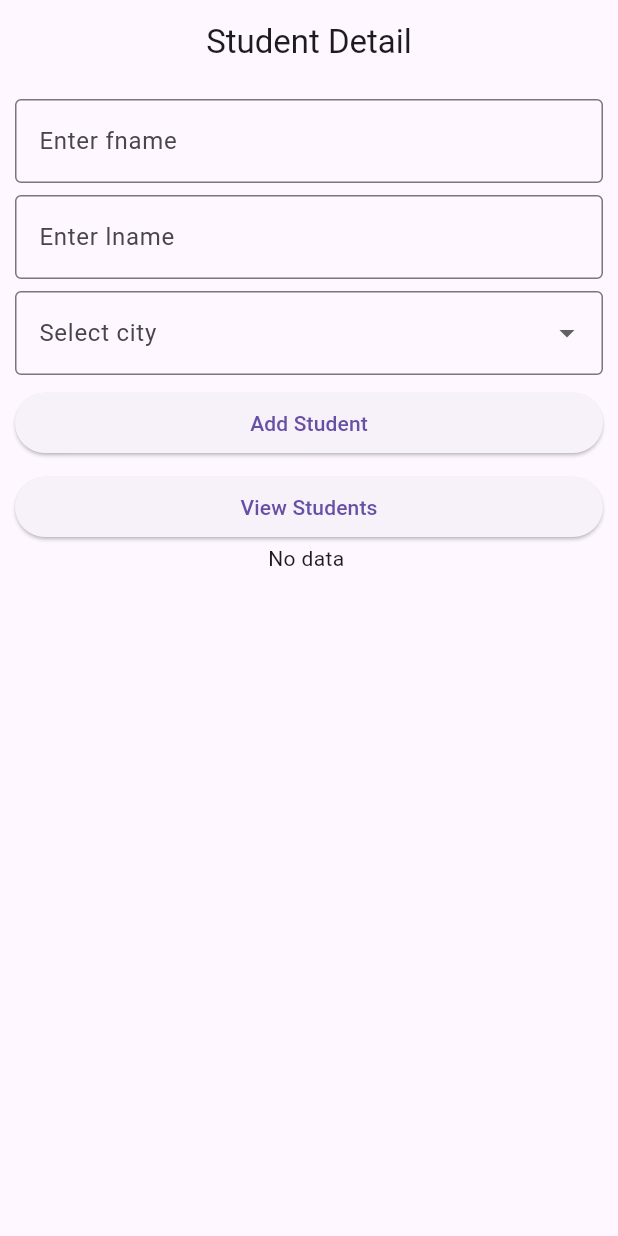
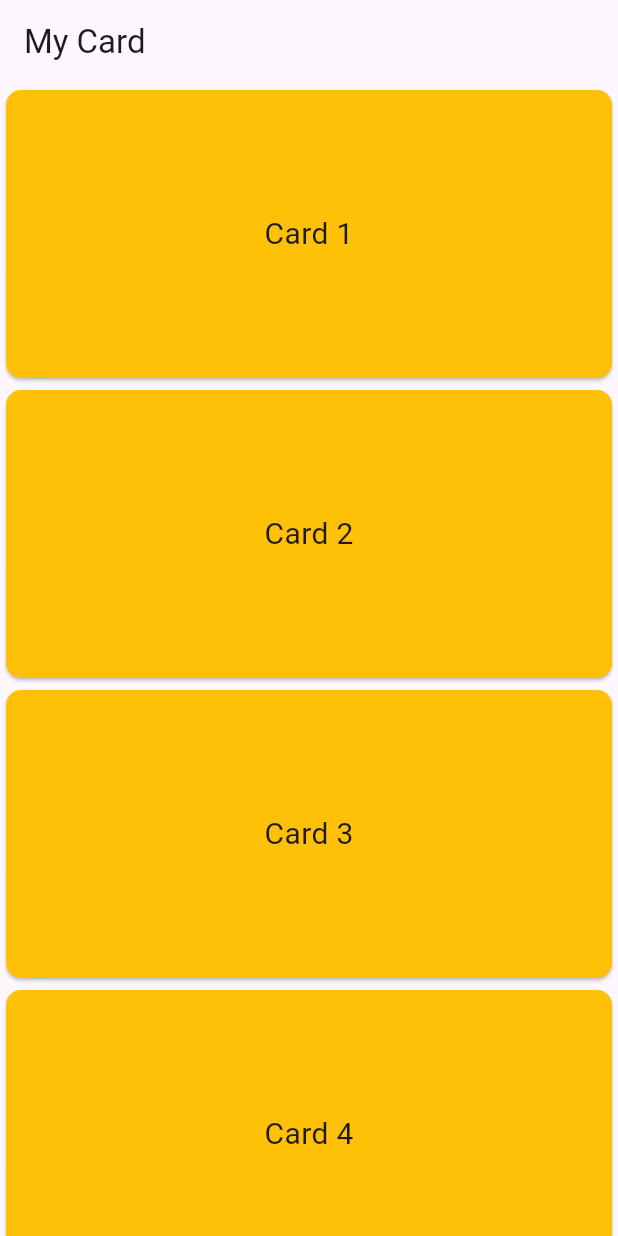
Before and after one commit to Rohankc073/FlutterClasswork, a Flutter app: the screen it shows after launch, on a phone screen of 412 x 824 dp. Run offline on Flutter 3.47's test engine with Material 3 defaults, Android fonts, the phone set to English and light mode, and no system bars.

Commit message:
Class Work

```diff
--- a/lib/app.dart
+++ b/lib/app.dart
@@ -1,21 +1,17 @@
 import 'package:flutter/material.dart';
-import 'package:project_flutter/view/student_detail_view.dart';
-import 'package:project_flutter/view/student_output_view.dart';
+import 'package:project_flutter/view/card_view.dart';
+import 'package:project_flutter/view/dynamic_card_view.dart';
+// import 'package:project_flutter/view/grid_view.dart';
 
 class MyApp extends StatelessWidget {
   const MyApp({super.key});
 
   @override
   Widget build(BuildContext context) {
-    return MaterialApp(
-      debugShowCheckedModeBanner: false,
-      // Set the initial route
-      initialRoute: '/',
-      // Define the route mapping
-      routes: {
-        '/': (context) => const StudentDetailsView(), // Default route
-        '/output': (context) => const StudentOutputView(),
-      },
+    return const MaterialApp(
+      debugShowCheckedModeBanner: false, // Hides the debug banner
+
+      home: DynamicCardView(), // Sets SimpleGridView as the default screen
     );
   }
 }
--- /dev/null
+++ b/lib/view/card_view.dart
@@ -0,0 +1,63 @@
+import 'package:flutter/material.dart';
+
+class CardView extends StatelessWidget {
+  const CardView({super.key});
+
+  @override
+  Widget build(BuildContext context) {
+    return Scaffold(
+      appBar: AppBar(
+        title: const Text("My Card"),
+      ),
+      body: const SafeArea(
+          child: Column(
+        children: [
+          MyCard(
+            text: ("Card1"),
+            color: Colors.blue,
+          ),
+          MyCard(
+            text: ("Card 2"),
+          ),
+          MyCard(
+            text: ("Card3 "),
+          ),
+          MyCard(
+            text: ("Card3 "),
+            color: Colors.greenAccent,
+          )
+        ],
+      )),
+    );
+  }
+}
+
+class MyCard extends StatelessWidget {
+  const MyCard({
+    super.key,
+    required this.text,
+    this.color,
+  });
+
+  final String text;
+  final Color? color;
+
+  @override
+  Widget build(BuildContext context) {
+    return SizedBox(
+      height: 200,
+      width: double.infinity,
+      child: Card(
+        color: color ?? Colors.amber,
+        shape: RoundedRectangleBorder(
+          borderRadius: BorderRadius.circular(10),
+        ),
+        child: Center(
+            child: Text(
+          text,
+          style: const TextStyle(fontSize: 20),
+        )),
+      ),
+    );
+  }
+}
--- /dev/null
+++ b/lib/view/dynamic_card_view.dart
@@ -0,0 +1,54 @@
+import 'package:flutter/material.dart';
+
+class DynamicCardView extends StatelessWidget {
+  const DynamicCardView({super.key});
+
+  @override
+  Widget build(BuildContext context) {
+    return Scaffold(
+      appBar: AppBar(
+        title: const Text("My Card"),
+      ),
+      body: SafeArea(
+          child: SingleChildScrollView(
+        child: Column(
+          children: [
+            for (int i = 1; i < 21; i++) ...{
+              MyCard(text: "Card $i"),
+            }
+          ],
+        ),
+      )),
+    );
+  }
+}
+
+class MyCard extends StatelessWidget {
+  const MyCard({
+    super.key,
+    required this.text,
+    this.color,
+  });
+
+  final String text;
+  final Color? color;
+
+  @override
+  Widget build(BuildContext context) {
+    return SizedBox(
+      height: 200,
+      width: double.infinity,
+      child: Card(
+        color: color ?? Colors.amber,
+        shape: RoundedRectangleBorder(
+          borderRadius: BorderRadius.circular(10),
+        ),
+        child: Center(
+            child: Text(
+          text,
+          style: const TextStyle(fontSize: 20),
+        )),
+      ),
+    );
+  }
+}
```
Also changed, not shown: lib/view/student_single_view.dart (+4 -4 lines), lib/common/my_Card.dart (added), 10 other files.
